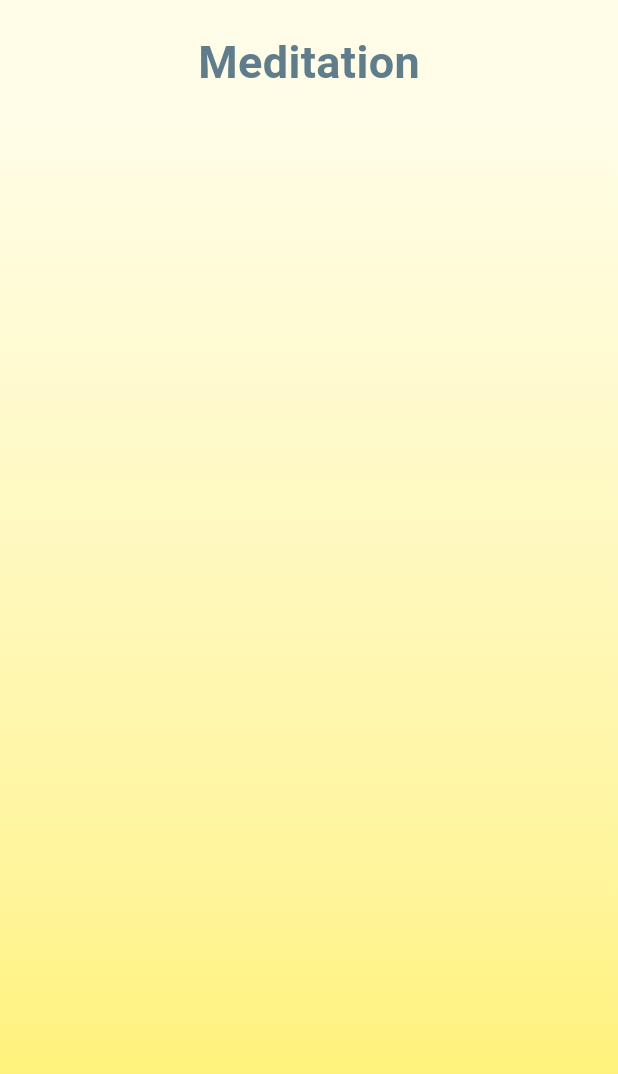
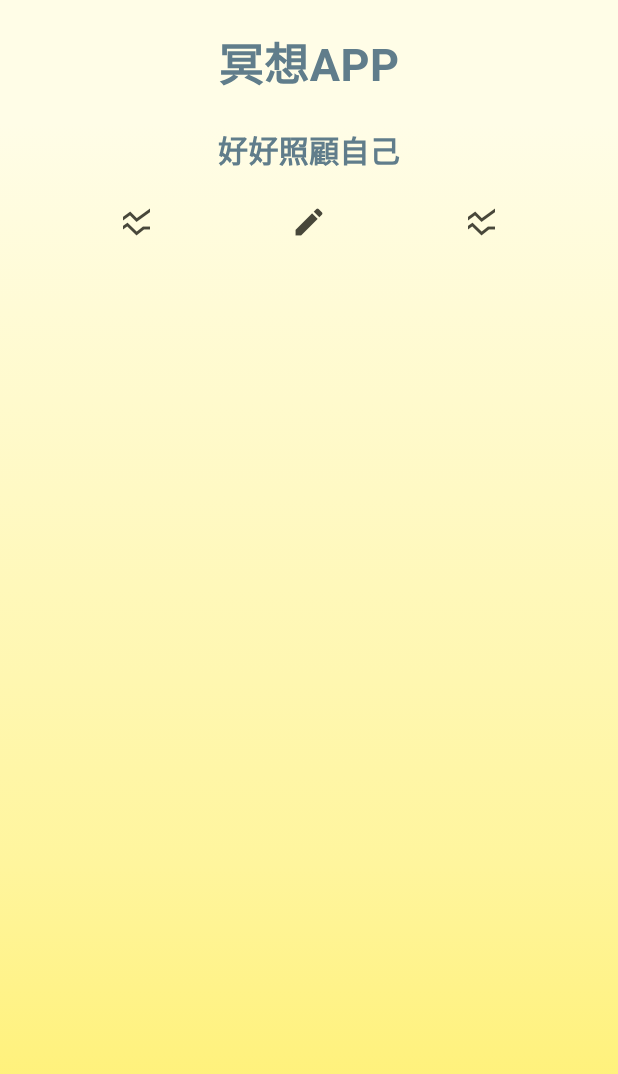
Before and after one commit to bacon-cy/2024Spring-CourseProject-Mind-Tracker, a Flutter app: the screen it shows after launch, on a phone screen of 412 x 824 dp. Shown: the top 1074 px of the screen. Run offline on Flutter 3.47's test engine with Material 3 defaults, Android fonts, the phone set to English and light mode, and no system bars; our stand-ins replace font_awesome_flutter, get, just_audio, rxdart, syncfusion_flutter_charts, table_calendar; missing offline and left inert: flutter_sound_lite, record; Roboto replaces fonts that are missing (OpenSans).

Commit message:
Upload tmp starting page-2

```diff
--- a/lib/start.dart
+++ b/lib/start.dart
@@ -31,7 +31,7 @@ class StartPage extends StatelessWidget {
                 padding: const EdgeInsets.all(20.0),
                 child: Center(
                   child: Text(
-                    "Meditation",
+                    "冥想APP",
                     style: TextStyle(
                       color: Colors.blueGrey,
                       fontFamily: 'OpenSans',
@@ -41,6 +41,40 @@ class StartPage extends StatelessWidget {
                   ),
                 ),
               ),
+              Padding(
+                padding: const EdgeInsets.fromLTRB(0, 0, 0, 10),
+                child: Center(
+                  child: Text(
+                    "好好照顧自己",
+                    style: TextStyle(
+                      color: Colors.blueGrey,
+                      fontFamily: 'OpenSans',
+                      fontSize: 20.0,
+                      fontWeight: FontWeight.bold,
+                    ),
+                  ),
+                ),
+              ),
+              Row(
+                mainAxisAlignment: MainAxisAlignment.spaceEvenly,
+                children: [
+                  IconButton(
+                      onPressed: (){
+                        Navigator.pushReplacementNamed(context, "/chart");
+                      },
+                      icon: Icon(Icons.ssid_chart)),
+                  IconButton(
+                      onPressed: (){
+                        Navigator.pushReplacementNamed(context, "/memo");
+                      },
+                      icon: Icon(Icons.edit)),
+                  IconButton(
+                      onPressed: (){
+                        Navigator.pushReplacementNamed(context, "/chart");
+                      },
+                      icon: Icon(Icons.ssid_chart)),
+                ],
+              ),
             ],
           ),
         ],
```
